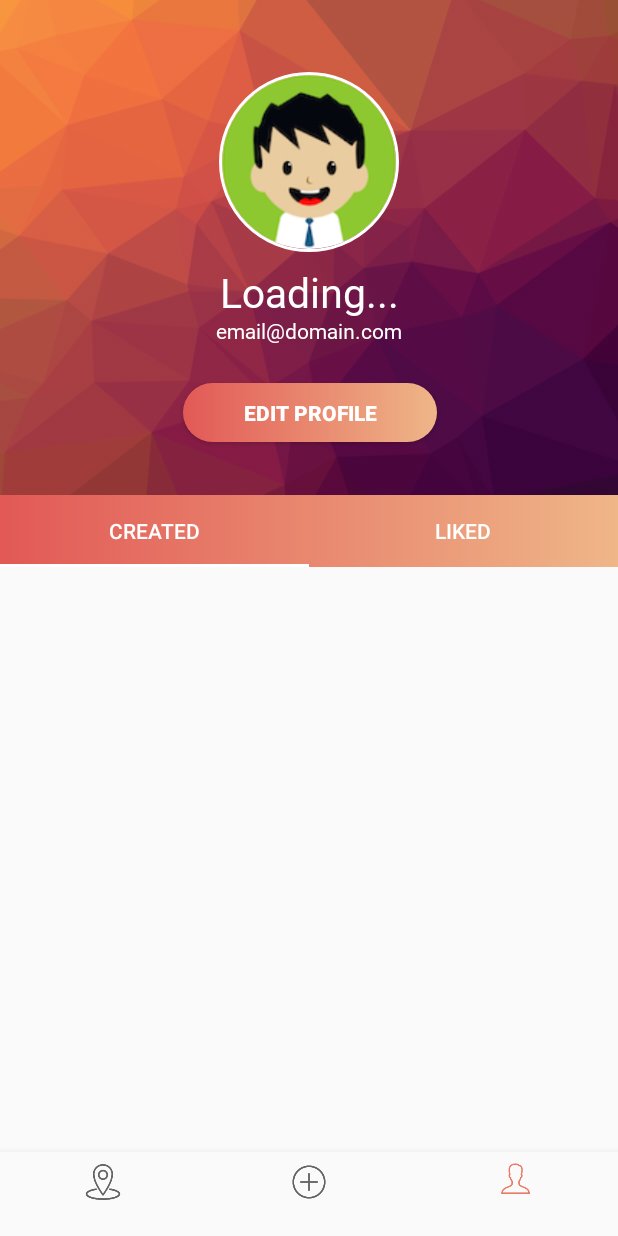
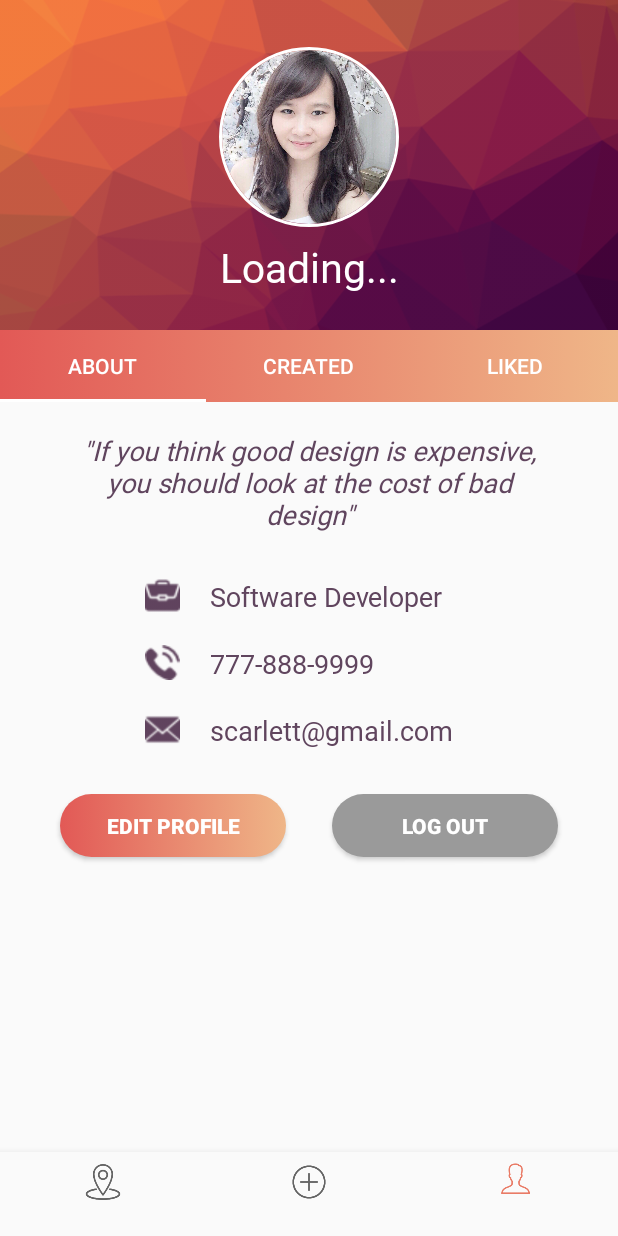
Before and after one commit to toannguyen132/douglas_mobile_android, an Android app: the screen it shows after launch once a user with an empty profile is signed in (MainActivity), item 3 of the bottom bar chosen, on a phone screen of 412 x 824 dp. Run offline under Robolectric (Android 15) with nearby library versions, the phone set to English and light mode, and no system bars; our stand-ins replace CircleImageView, Firebase (no records; nobody signed in at launch, a user with empty details on screens opened directly), Picasso; libraries missing offline, so code that uses them is left out: io.opencensus.internal; pictures from the network do not load; 6 statements that could not run were skipped.

Commit message:
Add About tab in User profile fragment

```diff
--- a/app/src/main/java/com/project/groupproject/MainActivity.java
+++ b/app/src/main/java/com/project/groupproject/MainActivity.java
@@ -41,6 +41,7 @@ import com.project.groupproject.fragment.CreateEventFragment;
 import com.project.groupproject.fragment.EventCreatedFragment;
 import com.project.groupproject.fragment.EventLikedFragment;
 import com.project.groupproject.fragment.EventsListFragment;
+import com.project.groupproject.fragment.UserAboutFragment;
 import com.project.groupproject.fragment.UserEditFragment;
 import com.project.groupproject.fragment.UserInfoFragment;
 import com.project.groupproject.models.Event;
@@ -53,7 +54,8 @@ public class MainActivity extends AppCompatActivity implements UserInfoFragment.
         UserEditFragment.OnUserEditFragmentListener,
         CreateEventFragment.CreateEventFragmentListener,
         EventLikedFragment.OnFragmentInteractionListener,
-        EventCreatedFragment.OnFragmentInteractionListener
+        EventCreatedFragment.OnFragmentInteractionListener,
+        UserAboutFragment.OnFragmentInteractionListener
         {
 
     public final static int LOCATION_PERMISSION = 1;
@@ -201,4 +203,8 @@ public class MainActivity extends AppCompatActivity implements UserInfoFragment.
         startActivity(intent);
     }
 
-}
+            @Override
+            public void onFragmentInteraction(Uri uri) {
+
+            }
+        }
--- /dev/null
+++ b/app/src/main/java/com/project/groupproject/fragment/UserAboutFragment.java
@@ -0,0 +1,109 @@
+package com.project.groupproject.fragment;
+
+import android.content.Context;
+import android.net.Uri;
+import android.os.Bundle;
+import android.support.v4.app.Fragment;
+import android.view.LayoutInflater;
+import android.view.View;
+import android.view.ViewGroup;
+
+import com.project.groupproject.R;
+
+/**
+ * A simple {@link Fragment} subclass.
+ * Activities that contain this fragment must implement the
+ * {@link UserAboutFragment.OnFragmentInteractionListener} interface
+ * to handle interaction events.
+ * Use the {@link UserAboutFragment#newInstance} factory method to
+ * create an instance of this fragment.
+ */
+public class UserAboutFragment extends Fragment {
+    // TODO: Rename parameter arguments, choose names that match
+    // the fragment initialization parameters, e.g. ARG_ITEM_NUMBER
+    private static final String ARG_PARAM1 = "param1";
+    private static final String ARG_PARAM2 = "param2";
+
+    // TODO: Rename and change types of parameters
+    private String mParam1;
+    private String mParam2;
+
+    private OnFragmentInteractionListener mListener;
+
+    public UserAboutFragment() {
+        // Required empty public constructor
+    }
+
+    /**
+     * Use this factory method to create a new instance of
+     * this fragment using the provided parameters.
+     *
+     * @param param1 Parameter 1.
+     * @param param2 Parameter 2.
+     * @return A new instance of fragment UserAboutFragment.
+     */
+    // TODO: Rename and change types and number of parameters
+    public static UserAboutFragment newInstance(String param1, String param2) {
+        UserAboutFragment fragment = new UserAboutFragment();
+        Bundle args = new Bundle();
+        args.putString(ARG_PARAM1, param1);
+        args.putString(ARG_PARAM2, param2);
+        fragment.setArguments(args);
+        return fragment;
+    }
+
+    @Override
+    public void onCreate(Bundle savedInstanceState) {
+        super.onCreate(savedInstanceState);
+        if (getArguments() != null) {
+            mParam1 = getArguments().getString(ARG_PARAM1);
+            mParam2 = getArguments().getString(ARG_PARAM2);
+        }
+    }
+
+    @Override
+    public View onCreateView(LayoutInflater inflater, ViewGroup container,
+                             Bundle savedInstanceState) {
+        // Inflate the layout for this fragment
+        return inflater.inflate(R.layout.fragment_user_about, container, false);
+    }
+
+    // TODO: Rename method, update argument and hook method into UI event
+    public void onButtonPressed(Uri uri) {
+        if (mListener != null) {
+            mListener.onFragmentInteraction(uri);
+        }
+    }
+
+    @Override
+    public void onAttach(Context context) {
+        super.onAttach(context);
+        if (context instanceof OnFragmentInteractionListener) {
+            mListener = (OnFragmentInteractionListener) context;
+        } else {
+            throw new RuntimeException(context.toString()
+                    + " must implement OnFragmentInteractionListener");
+        }
+    }
+
+    @Override
+    public void onDetach() {
+        super.onDetach();
+        mListener = null;
+    }
+
+    /**
+     * This interface must be implemented by activities that contain this
+     * fragment to allow an interaction in this fragment to be communicated
+     * to the activity and potentially other fragments contained in that
+     * activity.
+     * <p>
+     * See the Android Training lesson <a href=
+     * "http://developer.android.com/training/basics/fragments/communicating.html"
+     * >Communicating with Other Fragments</a> for more information.
+     */
+    public interface OnFragmentInteractionListener {
+        // TODO: Update argument type and name
+        void onFragmentInteraction(Uri uri);
+    }
+}
--- a/app/src/main/java/com/project/groupproject/fragment/UserInfoFragment.java
+++ b/app/src/main/java/com/project/groupproject/fragment/UserInfoFragment.java
@@ -97,6 +97,7 @@ public class UserInfoFragment extends Fragment {
 
         viewPager = view.findViewById(R.id.htab_viewpager);
         ViewPageAdapter adapter = new ViewPageAdapter(getFragmentManager());
+        adapter.AddFragment(new UserAboutFragment(), "About");
         adapter.AddFragment(new EventCreatedFragment(), "Created");
         adapter.AddFragment(new EventLikedFragment(), "Liked");
         viewPager.setAdapter(adapter);
@@ -113,16 +114,16 @@ public class UserInfoFragment extends Fragment {
 //        actionBar.hide();
 
         //
-        textEmail = view.findViewById(R.id.text_email);
+//        textEmail = view.findViewById(R.id.text_email);
         textName = view.findViewById(R.id.text_name);
 //
         // event click
-        (view.findViewById(R.id.user_info_edit_button)).setOnClickListener(new View.OnClickListener() {
-            @Override
-            public void onClick(View v) {
-                switchView();
-            }
-        });
+//        (view.findViewById(R.id.user_info_edit_button)).setOnClickListener(new View.OnClickListener() {
+//            @Override
+//            public void onClick(View v) {
+//                switchView();
+//            }
+//        });
 //
 //        // logout
 //        (view.findViewById(R.id.user_info_logout)).setOnClickListener(new View.OnClickListener() {
@@ -149,7 +150,7 @@ public class UserInfoFragment extends Fragment {
             @Override
             public void onChanged(@Nullable User user) {
                 mUser = user;
-                textEmail.setText(user.email);
+//                textEmail.setText(user.email);
                 textName.setText(user.firstname + " " + user.lastname);
                 loadingBar.setVisibility(View.GONE);
 
--- /dev/null
+++ b/app/src/main/res/layout/fragment_user_about.xml
@@ -0,0 +1,185 @@
+<?xml version="1.0" encoding="utf-8"?>
+<FrameLayout xmlns:android="http://schemas.android.com/apk/res/android"
+    xmlns:tools="http://schemas.android.com/tools"
+    android:layout_width="match_parent"
+    android:layout_height="match_parent"
+    tools:context=".fragment.UserAboutFragment">
+<ScrollView
+    android:layout_width="match_parent"
+    android:layout_height="wrap_content">
+    <LinearLayout
+        android:layout_width="match_parent"
+        android:layout_height="wrap_content"
+        android:orientation="vertical">
+
+        <TextView
+            android:id="@+id/user_desc"
+            android:layout_width="match_parent"
+            android:layout_height="wrap_content"
+            android:fontFamily="@font/roboto_medium"
+            android:paddingBottom="10dp"
+            android:paddingLeft="50dp"
+            android:paddingRight="50dp"
+            android:paddingTop="20dp"
+            android:text='"If you think good design is expensive, you should look at the cost of bad design"'
+            android:textAlignment="center"
+            android:textColor="@color/colorText"
+            android:textSize="18sp"
+            android:textStyle="normal|italic" />
+
+        <!--<TextView-->
+        <!--android:id="@+id/textView5"-->
+        <!--style="@style/MyTextView"-->
+        <!--android:layout_width="wrap_content"-->
+        <!--android:layout_height="wrap_content"-->
+        <!--android:layout_gravity="center"-->
+        <!--android:layout_margin="5dp"-->
+        <!--android:drawableLeft="@drawable/portfolio"-->
+        <!--android:drawablePadding="20dp"-->
+        <!--android:gravity="center"-->
+        <!--android:text="Software Developer" />-->
+
+        <!--<TextView-->
+        <!--android:id="@+id/textView7"-->
+        <!--style="@style/MyTextView"-->
+        <!--android:layout_width="wrap_content"-->
+        <!--android:layout_height="wrap_content"-->
+        <!--android:layout_gravity="center"-->
+        <!--android:layout_margin="5dp"-->
+        <!--android:drawableLeft="@drawable/telephone"-->
+        <!--android:drawablePadding="20dp"-->
+        <!--android:gravity="center"-->
+        <!--android:text="777-888-9999" />-->
+
+        <!--<TextView-->
+        <!--android:id="@+id/textView8"-->
+        <!--style="@style/MyTextView"-->
+        <!--android:layout_width="wrap_content"-->
+        <!--android:layout_height="wrap_content"-->
+        <!--android:layout_gravity="center"-->
+        <!--android:layout_margin="5dp"-->
+        <!--android:drawableLeft="@drawable/email"-->
+        <!--android:drawablePadding="20dp"-->
+        <!--android:gravity="center"-->
+        <!--android:text="scarlett@gmail.com" />-->
+
+        <LinearLayout
+            android:layout_width="360dp"
+            android:layout_height="wrap_content"
+            android:layout_gravity="center"
+            android:orientation="vertical">
+
+            <LinearLayout
+                android:layout_width="match_parent"
+                android:layout_height="wrap_content"
+                android:layout_marginTop="20dp"
+                android:orientation="horizontal"
+                android:paddingLeft="25dp">
+
+                <ImageView
+                    android:layout_width="23dp"
+                    android:layout_height="23dp"
+                    android:layout_marginLeft="45dp"
+                    android:src="@drawable/portfolio" />
+
+                <TextView
+                    android:layout_width="wrap_content"
+
+                    android:layout_height="wrap_content"
+                    android:layout_gravity="center_vertical"
+                    android:fontFamily="@font/roboto_regular"
+                    android:paddingLeft="20dp"
+                    android:text="Software Developer"
+                    android:textColor="@color/colorText"
+                    android:textSize="18sp"
+                    android:textStyle="normal" />
+            </LinearLayout>
+
+            <LinearLayout
+                android:layout_width="match_parent"
+                android:layout_height="wrap_content"
+                android:layout_marginTop="20dp"
+                android:orientation="horizontal"
+                android:paddingLeft="25dp">
+
+                <ImageView
+                    android:layout_width="23dp"
+                    android:layout_height="23dp"
+                    android:layout_marginLeft="45dp"
+                    android:src="@drawable/telephone" />
+
+                <TextView
+                    android:layout_width="wrap_content"
+
+                    android:layout_height="wrap_content"
+                    android:layout_gravity="center_vertical"
+                    android:fontFamily="@font/roboto_regular"
+                    android:paddingLeft="20dp"
+                    android:text="777-888-9999"
+                    android:textColor="@color/colorText"
+                    android:textSize="18sp"
+                    android:textStyle="normal" />
+            </LinearLayout>
+
+            <LinearLayout
+                android:layout_width="match_parent"
+                android:layout_height="wrap_content"
+                android:layout_marginTop="20dp"
+                android:orientation="horizontal"
+                android:paddingLeft="25dp">
+
+                <ImageView
+                    android:layout_width="23dp"
+                    android:layout_height="23dp"
+                    android:layout_marginLeft="45dp"
+                    android:src="@drawable/email" />
+
+                <TextView
+                    android:id="@+id/text_email"
+
+                    android:layout_width="wrap_content"
+                    android:layout_height="wrap_content"
+                    android:layout_gravity="center_vertical"
+                    android:fontFamily="@font/roboto_regular"
+                    android:paddingLeft="20dp"
+                    android:text="scarlett@gmail.com"
+                    android:textColor="@color/colorText"
+                    android:textSize="18sp" />
+            </LinearLayout>
+        </LinearLayout>
+
+        <LinearLayout
+            android:layout_width="match_parent"
+            android:layout_height="wrap_content"
+            android:orientation="horizontal">
+
+            <Button
+                android:id="@+id/user_info_edit_button"
+                style="@style/ButtonPrimary"
+                android:layout_width="match_parent"
+                android:layout_height="42dp"
+                android:layout_marginLeft="40dp"
+                android:layout_marginRight="15dp"
+                android:layout_marginTop="30dp"
+                android:layout_weight="2"
+                android:background="@drawable/button"
+                android:text="Edit Profile" />
+
+            <Button
+                android:id="@+id/user_info_logout"
+                style="@style/ButtonPrimary"
+                android:layout_width="match_parent"
+                android:layout_height="42dp"
+                android:layout_marginLeft="15dp"
+                android:layout_marginRight="40dp"
+                android:layout_marginTop="30dp"
+                android:layout_weight="2"
+                android:background="@drawable/button_normal"
+                android:text="Log Out" />
+        </LinearLayout>
+
+    </LinearLayout>
+</ScrollView>
+
+
+</FrameLayout>
--- a/app/src/main/res/layout/fragment_user_info2.xml
+++ b/app/src/main/res/layout/fragment_user_info2.xml
@@ -151,9 +151,9 @@
                     <ImageView
                         android:id="@+id/imageView2"
                         android:layout_width="450dp"
-                        android:layout_height="330dp"
+                        android:layout_height="220dp"
+                        android:layout_marginEnd="8dp"
                         android:layout_marginStart="8dp"
-                        android:layout_marginEnd="8dp"
                         android:scaleType="centerCrop"
                         android:src="@drawable/bg2"
                         app:layout_constraintEnd_toEndOf="parent"
@@ -169,14 +169,14 @@
                         android:layout_marginEnd="8dp"
                         android:layout_marginStart="8dp"
                         android:layout_marginTop="8dp"
-                        android:src="@drawable/avatar"
+                        android:src="@drawable/profile_pic"
                         app:civ_border_color="#ffffff"
                         app:civ_border_width="2dp"
                         app:layout_constraintBottom_toBottomOf="parent"
                         app:layout_constraintEnd_toEndOf="parent"
                         app:layout_constraintStart_toStartOf="parent"
                         app:layout_constraintTop_toTopOf="@+id/imageView2"
-                        app:layout_constraintVertical_bias="0.206" />
+                        app:layout_constraintVertical_bias="0.28" />
 
                     <TextView
                         android:id="@+id/text_name"
@@ -195,41 +195,24 @@
                         app:layout_constraintTop_toBottomOf="@+id/profile_image"
                         app:layout_constraintVertical_bias="0.0" />
 
-                    <TextView
-                        android:id="@+id/text_email"
-                        style="@style/TitleFont"
-                        android:layout_width="wrap_content"
-                        android:layout_height="wrap_content"
-                        android:layout_marginStart="8dp"
-                        android:layout_marginTop="8dp"
-                        android:layout_marginEnd="8dp"
-                        android:layout_marginBottom="8dp"
-                        android:fontFamily="@font/roboto_light"
-                        android:text="email@domain.com"
-                        android:textSize="14sp"
-                        app:layout_constraintBottom_toBottomOf="@+id/imageView2"
-                        app:layout_constraintEnd_toEndOf="parent"
-                        app:layout_constraintStart_toStartOf="parent"
-                        app:layout_constraintTop_toBottomOf="@+id/profile_image"
-                        app:layout_constraintVertical_bias="0.274" />
+                    <!--<TextView-->
+                        <!--android:id="@+id/text_email"-->
+                        <!--style="@style/TitleFont"-->
+                        <!--android:layout_width="wrap_content"-->
+                        <!--android:layout_height="wrap_content"-->
+                        <!--android:layout_marginBottom="8dp"-->
+                        <!--android:layout_marginEnd="8dp"-->
+                        <!--android:layout_marginStart="8dp"-->
+                        <!--android:layout_marginTop="8dp"-->
+                        <!--android:fontFamily="@font/roboto_light"-->
+                        <!--android:text="email@domain.com"-->
+                        <!--android:textSize="14sp"-->
+                        <!--app:layout_constraintBottom_toBottomOf="@+id/imageView2"-->
+                        <!--app:layout_constraintEnd_toEndOf="parent"-->
+                        <!--app:layout_constraintStart_toStartOf="parent"-->
+                        <!--app:layout_constraintTop_toBottomOf="@+id/profile_image"-->
+                        <!--app:layout_constraintVertical_bias="0.672" />-->
 
-                    <Button
-                        android:id="@+id/user_info_edit_button"
-                        style="@style/ButtonPrimary"
-                        android:layout_width="169dp"
-                        android:layout_height="39dp"
-                        android:layout_marginBottom="8dp"
-                        android:layout_marginEnd="8dp"
-                        android:layout_marginStart="8dp"
-                        android:layout_marginTop="8dp"
-                        android:background="@drawable/button"
-                        android:text="Edit Profile"
-                        app:layout_constraintBottom_toBottomOf="@+id/imageView2"
-                        app:layout_constraintEnd_toEndOf="parent"
-                        app:layout_constraintHorizontal_bias="0.502"
-                        app:layout_constraintStart_toStartOf="parent"
-                        app:layout_constraintTop_toBottomOf="@+id/text_email"
-                        app:layout_constraintVertical_bias="0.392" />
                 </android.support.constraint.ConstraintLayout>
             </LinearLayout>
         <!--</ScrollView>-->
--- a/app/src/main/res/values/styles.xml
+++ b/app/src/main/res/values/styles.xml
@@ -53,6 +53,13 @@
         <item name="android:textAlignment">center</item>
     </style>
 
+    <style name="MyTextView">
+        <item name="android:fontFamily">@font/roboto_regular</item>
+        <item name="android:textSize">18sp</item>
+        <item name="android:textColor">@color/colorText</item>
+        <item name="android:padding">5dp</item>
+    </style>
+
     <style name="Label">
         <item name="android:textSize">12dp</item>
         <item name="android:textAllCaps">true</item>
```
Also changed, not shown: app/src/main/res/drawable/businessman.png (added), app/src/main/res/drawable/email.png (added), app/src/main/res/drawable/portfolio.png (added), app/src/main/res/drawable/telephone.png (added).
